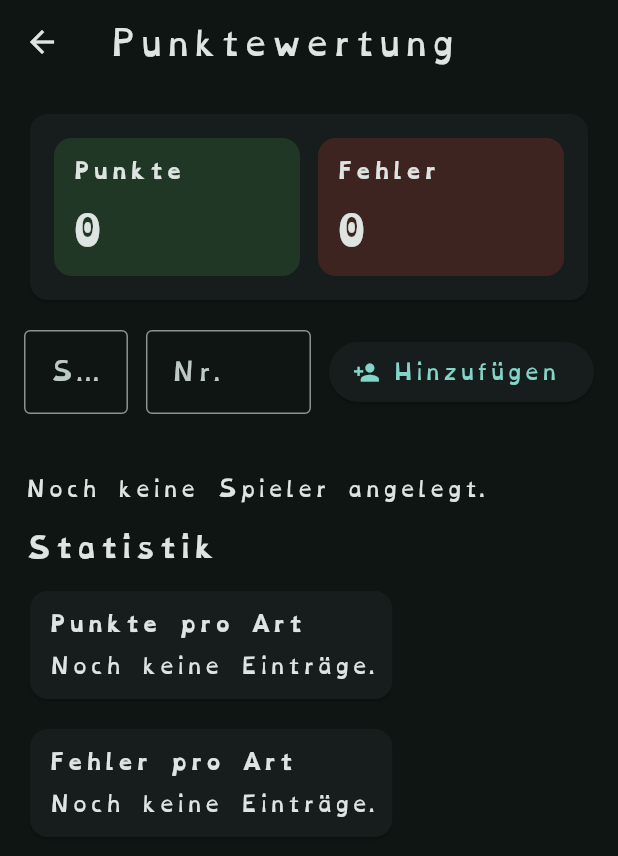
After one commit to maheis/volley-ace, a Flutter app: the screen it shows after launch, after a tap on "Punktewertung", on a phone screen of 412 x 824 dp. The commit adds this screen. Shown: the top 856 px of the screen. Run offline on Flutter 3.47's test engine with Material 3 defaults, Android fonts, the phone set to English and light mode, and no system bars; our stand-ins replace sembast, sembast_web, wakelock_plus.

Commit message:
Add match statistics page and integrate player event recording

```diff
--- /dev/null
+++ b/lib/src/analytics/match_stats_page.dart
@@ -0,0 +1,588 @@
+import 'dart:async';
+
+import 'package:flutter/material.dart';
+import 'package:sembast/sembast.dart';
+
+class MatchPlayer {
+  const MatchPlayer({
+    required this.id,
+    required this.name,
+    required this.number,
+  });
+
+  final int id;
+  final String name;
+  final int number;
+
+  Map<String, dynamic> toJson() => <String, dynamic>{
+        'id': id,
+        'name': name,
+        'number': number,
+      };
+
+  static MatchPlayer fromJson(Map<String, dynamic> data) {
+    final id = data['id'];
+    final name = data['name'];
+    final number = data['number'];
+
+    return MatchPlayer(
+      id: id is num ? id.toInt() : 0,
+      name: name is String ? name : '',
+      number: number is num ? number.toInt() : 0,
+    );
+  }
+}
+
+class MatchEvent {
+  const MatchEvent({
+    required this.id,
+    required this.playerId,
+    required this.playerName,
+    required this.playerNumber,
+    required this.kind,
+    required this.category,
+    required this.occurredAt,
+  });
+
+  final int id;
+  final int playerId;
+  final String playerName;
+  final int playerNumber;
+  final String kind;
+  final String category;
+  final DateTime occurredAt;
+
+  Map<String, dynamic> toJson() => <String, dynamic>{
+        'id': id,
+        'playerId': playerId,
+        'playerName': playerName,
+        'playerNumber': playerNumber,
+        'kind': kind,
+        'category': category,
+        'occurredAtMillis': occurredAt.millisecondsSinceEpoch,
+      };
+
+  static MatchEvent fromJson(Map<String, dynamic> data) {
+    final id = data['id'];
+    final playerId = data['playerId'];
+    final playerName = data['playerName'];
+    final playerNumber = data['playerNumber'];
+    final kind = data['kind'];
+    final category = data['category'];
+    final occurredAtMillis = data['occurredAtMillis'];
+
+    return MatchEvent(
+      id: id is num ? id.toInt() : 0,
+      playerId: playerId is num ? playerId.toInt() : 0,
+      playerName: playerName is String ? playerName : 'Unbekannt',
+      playerNumber: playerNumber is num ? playerNumber.toInt() : 0,
+      kind: kind is String ? kind : 'point',
+      category: category is String ? category : 'Ass',
+      occurredAt: occurredAtMillis is num
+          ? DateTime.fromMillisecondsSinceEpoch(occurredAtMillis.toInt())
+          : DateTime.now(),
+    );
+  }
+}
+
+class MatchStatsState {
+  const MatchStatsState({
+    required this.players,
+    required this.events,
+  });
+
+  static const MatchStatsState empty = MatchStatsState(
+    players: <MatchPlayer>[],
+    events: <MatchEvent>[],
+  );
+
+  final List<MatchPlayer> players;
+  final List<MatchEvent> events;
+
+  Map<String, dynamic> toJson() => <String, dynamic>{
+        'players': players.map((player) => player.toJson()).toList(),
+        'events': events.map((event) => event.toJson()).toList(),
+      };
+
+  static MatchStatsState fromJson(Map<String, dynamic>? data) {
+    if (data == null) return empty;
+
+    final playersData = data['players'];
+    final eventsData = data['events'];
+
+    final players = playersData is List
+        ? playersData
+            .whereType<Map>()
+            .map(
+                (item) => MatchPlayer.fromJson(Map<String, dynamic>.from(item)))
+            .toList()
+        : <MatchPlayer>[];
+    final events = eventsData is List
+        ? eventsData
+            .whereType<Map>()
+            .map((item) => MatchEvent.fromJson(Map<String, dynamic>.from(item)))
+            .toList()
+        : <MatchEvent>[];
+
+    return MatchStatsState(players: players, events: events);
+  }
+}
+
+class MatchStatsRepository {
+  MatchStatsRepository(Database database) : _database = database;
+
+  static const String _recordKey = 'match_stats';
+  static final StoreRef<String, Map<String, dynamic>> _store =
+      StoreRef<String, Map<String, dynamic>>('analytics');
+
+  final Database _database;
+
+  Future<MatchStatsState> load() async {
+    final data = await _store.record(_recordKey).get(_database);
+    return MatchStatsState.fromJson(data);
+  }
+
+  Future<void> save(MatchStatsState state) async {
+    await _store.record(_recordKey).put(_database, state.toJson());
+  }
+}
+
+class MatchStatsPage extends StatefulWidget {
+  const MatchStatsPage({super.key, required this.database});
+
+  final Database database;
+
+  @override
+  State<MatchStatsPage> createState() => _MatchStatsPageState();
+}
+
+class _MatchStatsPageState extends State<MatchStatsPage> {
+  late final MatchStatsRepository _repository = MatchStatsRepository(
+    widget.database,
+  );
+
+  final TextEditingController _nameController = TextEditingController();
+  final TextEditingController _numberController = TextEditingController();
+  final List<MatchPlayer> _players = <MatchPlayer>[];
+  final List<MatchEvent> _events = <MatchEvent>[];
+  bool _isLoaded = false;
+  int _nextPlayerId = 1;
+
+  static const List<String> _pointTypes = <String>['Ass', 'Angriff', 'Block'];
+  static const List<String> _errorTypes = <String>[
+    'Aufschlag',
+    'Ball ins Aus',
+    'Ball ins Netz',
+    'Ball nicht rüber',
+    'Zugeschaut',
+    'Tusch',
+    'Übertritt',
+    'Netz Berührung',
+    'Sonstiges',
+  ];
+
+  @override
+  void initState() {
+    super.initState();
+    unawaited(_load());
+  }
+
+  Future<void> _load() async {
+    final state = await _repository.load();
+    if (!mounted) return;
+    setState(() {
+      _players.addAll(state.players);
+      _events.addAll(state.events);
+      _isLoaded = true;
+      _nextPlayerId = state.players.isEmpty
+          ? 1
+          : state.players
+                  .map((player) => player.id)
+                  .reduce((a, b) => a > b ? a : b) +
+              1;
+    });
+  }
+
+  Future<void> _persist() async {
+    await _repository.save(
+      MatchStatsState(
+          players: List<MatchPlayer>.from(_players),
+          events: List<MatchEvent>.from(_events)),
+    );
+  }
+
+  void _addPlayer() {
+    final name = _nameController.text.trim();
+    final numberText = _numberController.text.trim();
+    if (name.isEmpty || numberText.isEmpty) {
+      ScaffoldMessenger.of(context).showSnackBar(
+        const SnackBar(
+            content: Text('Name und Trikotnummer sind erforderlich.')),
+      );
+      return;
+    }
+
+    final number = int.tryParse(numberText);
+    if (number == null) {
+      ScaffoldMessenger.of(context).showSnackBar(
+        const SnackBar(content: Text('Die Trikotnummer muss eine Zahl sein.')),
+      );
+      return;
+    }
+
+    final player = MatchPlayer(id: _nextPlayerId++, name: name, number: number);
+    setState(() {
+      _players.add(player);
+      _nameController.clear();
+      _numberController.clear();
+    });
+    unawaited(_persist());
+  }
+
+  void _removePlayer(MatchPlayer player) {
+    setState(() {
+      _players.removeWhere((entry) => entry.id == player.id);
+      _events.removeWhere((entry) => entry.playerId == player.id);
+    });
+    unawaited(_persist());
+  }
+
+  Future<void> _recordEvent({required bool isPoint}) async {
+    if (_players.isEmpty) {
+      ScaffoldMessenger.of(context).showSnackBar(
+        const SnackBar(
+            content: Text('Bitte erst mindestens einen Spieler anlegen.')),
+      );
+      return;
+    }
+
+    final player = await showDialog<MatchPlayer>(
+      context: context,
+      builder: (dialogContext) {
+        return SimpleDialog(
+          title: const Text('Spieler auswählen'),
+          children: _players
+              .map(
+                (entry) => SimpleDialogOption(
+                  onPressed: () => Navigator.of(dialogContext).pop(entry),
+                  child: Text('${entry.name} • Nr. ${entry.number}'),
+                ),
+              )
+              .toList(),
+        );
+      },
+    );
+    if (player == null || !mounted) return;
+
+    final category = await showDialog<String>(
+      context: context,
+      builder: (dialogContext) {
+        final options = isPoint ? _pointTypes : _errorTypes;
+        return SimpleDialog(
+          title: Text(isPoint ? 'Punktart wählen' : 'Fehler wählen'),
+          children: options
+              .map(
+                (option) => SimpleDialogOption(
+                  onPressed: () => Navigator.of(dialogContext).pop(option),
+                  child: Text(option),
+                ),
+              )
+              .toList(),
+        );
+      },
+    );
+    if (category == null || !mounted) return;
+
+    setState(() {
+      _events.add(
+        MatchEvent(
+          id: _events.length + 1,
+          playerId: player.id,
+          playerName: player.name,
+          playerNumber: player.number,
+          kind: isPoint ? 'point' : 'error',
+          category: category,
+          occurredAt: DateTime.now(),
+        ),
+      );
+    });
+    unawaited(_persist());
+    if (mounted) {
+      ScaffoldMessenger.of(context).showSnackBar(
+        SnackBar(
+          content: Text(
+              '${player.name}: ${isPoint ? 'Punkt' : 'Fehler'} • $category'),
+        ),
+      );
+    }
+  }
+
+  Map<String, int> _pointSummary() {
+    final summary = <String, int>{};
+    for (final event in _events.where((entry) => entry.kind == 'point')) {
+      summary[event.category] = (summary[event.category] ?? 0) + 1;
+    }
+    return summary;
+  }
+
+  Map<String, int> _errorSummary() {
+    final summary = <String, int>{};
+    for (final event in _events.where((entry) => entry.kind == 'error')) {
+      summary[event.category] = (summary[event.category] ?? 0) + 1;
+    }
+    return summary;
+  }
+
+  @override
+  Widget build(BuildContext context) {
+    final points = _pointSummary();
+    final errors = _errorSummary();
+    final totalPoints = _events.where((entry) => entry.kind == 'point').length;
+    final totalErrors = _events.where((entry) => entry.kind == 'error').length;
+
+    return Scaffold(
+      appBar: AppBar(title: const Text('Punktewertung')),
+      body: !_isLoaded
+          ? const Center(child: CircularProgressIndicator())
+          : SafeArea(
+              child: SingleChildScrollView(
+                padding: const EdgeInsets.all(16),
+                child: Column(
+                  crossAxisAlignment: CrossAxisAlignment.start,
+                  children: [
+                    Card(
+                      child: Padding(
+                        padding: const EdgeInsets.all(16),
+                        child: Row(
+                          children: [
+                            Expanded(
+                              child: _SummaryTile(
+                                label: 'Punkte',
+                                value: '$totalPoints',
+                                color: Colors.green,
+                              ),
+                            ),
+                            const SizedBox(width: 12),
+                            Expanded(
+                              child: _SummaryTile(
+                                label: 'Fehler',
+                                value: '$totalErrors',
+                                color: Colors.red,
+                              ),
+                            ),
+                          ],
+                        ),
+                      ),
+                    ),
+                    const SizedBox(height: 16),
+                    Row(
+                      children: [
+                        Expanded(
+                          child: TextField(
+                            key: const ValueKey('player-name-input'),
+                            controller: _nameController,
+                            decoration: const InputDecoration(
+                              labelText: 'Spielername',
+                              border: OutlineInputBorder(),
+                            ),
+                          ),
+                        ),
+                        const SizedBox(width: 12),
+                        SizedBox(
+                          width: 110,
+                          child: TextField(
+                            key: const ValueKey('player-number-input'),
+                            controller: _numberController,
+                            keyboardType: TextInputType.number,
+                            decoration: const InputDecoration(
+                              labelText: 'Nr.',
+                              border: OutlineInputBorder(),
+                            ),
+                          ),
+                        ),
+                        const SizedBox(width: 12),
+                        ElevatedButton.icon(
+                          key: const ValueKey('add-player-button'),
+                          onPressed: _addPlayer,
+                          icon: const Icon(Icons.person_add),
+                          label: const Text('Hinzufügen'),
+                        ),
+                      ],
+                    ),
+                    const SizedBox(height: 16),
+                    if (_players.isNotEmpty) ...[
+                      Row(
+                        children: [
+                          Expanded(
+                            child: FilledButton.icon(
+                              key: const ValueKey('record-point-button'),
+                              onPressed: () => _recordEvent(isPoint: true),
+                              icon: const Icon(Icons.add_circle),
+                              label: const Text('Punkt erfassen'),
+                            ),
+                          ),
+                          const SizedBox(width: 12),
+                          Expanded(
+                            child: FilledButton.tonalIcon(
+                              onPressed: () => _recordEvent(isPoint: false),
+                              icon: const Icon(Icons.error_outline),
+                              label: const Text('Fehler erfassen'),
+                            ),
+                          ),
+                        ],
+                      ),
+                      const SizedBox(height: 16),
+                      const Text(
+                        'Spieler',
+                        style: TextStyle(
+                            fontSize: 18, fontWeight: FontWeight.bold),
+                      ),
+                      const SizedBox(height: 8),
+                      ListView.separated(
+                        shrinkWrap: true,
+                        physics: const NeverScrollableScrollPhysics(),
+                        itemCount: _players.length,
+                        separatorBuilder: (_, __) => const Divider(height: 1),
+                        itemBuilder: (context, index) {
+                          final player = _players[index];
+                          final playerPoints = _events
+                              .where(
+                                (event) =>
+                                    event.playerId == player.id &&
+                                    event.kind == 'point',
+                              )
+                              .length;
+                          final playerErrors = _events
+                              .where(
+                                (event) =>
+                                    event.playerId == player.id &&
+                                    event.kind == 'error',
+                              )
+                              .length;
+
+                          return ListTile(
+                            title: Text(player.name),
+                            subtitle: Text('Trikot ${player.number}'),
+                            trailing: Row(
+                              mainAxisSize: MainAxisSize.min,
+                              children: [
+                                Chip(label: Text('P $playerPoints')),
+                                const SizedBox(width: 8),
+                                Chip(label: Text('F $playerErrors')),
+                                IconButton(
+                                  onPressed: () => _removePlayer(player),
+                                  icon: const Icon(Icons.delete_outline),
+                                  tooltip: 'Spieler entfernen',
+                                ),
+                              ],
+                            ),
+                          );
+                        },
+                      ),
+                    ] else
+                      const Padding(
+                        padding: EdgeInsets.only(top: 24),
+                        child: Text('Noch keine Spieler angelegt.'),
+                      ),
+                    const SizedBox(height: 16),
+                    const Text(
+                      'Statistik',
+                      style:
+                          TextStyle(fontSize: 18, fontWeight: FontWeight.bold),
+                    ),
+                    const SizedBox(height: 12),
+                    _StatGroup(
+                      title: 'Punkte pro Art',
+                      entries: points,
+                    ),
+                    const SizedBox(height: 12),
+                    _StatGroup(
+                      title: 'Fehler pro Art',
+                      entries: errors,
+                    ),
+                  ],
+                ),
+              ),
+            ),
+    );
+  }
+
+  @override
+  void dispose() {
+    _nameController.dispose();
+    _numberController.dispose();
+    super.dispose();
+  }
+}
+
+class _SummaryTile extends StatelessWidget {
+  const _SummaryTile({
+    required this.label,
+    required this.value,
+    required this.color,
+  });
+
+  final String label;
+  final String value;
+  final Color color;
+
+  @override
+  Widget build(BuildContext context) {
+    return Container(
+      padding: const EdgeInsets.all(12),
+      decoration: BoxDecoration(
+        color: color.withValues(alpha: 0.18),
+        borderRadius: BorderRadius.circular(12),
+      ),
+      child: Column(
+        crossAxisAlignment: CrossAxisAlignment.start,
+        children: [
+          Text(label, style: const TextStyle(fontWeight: FontWeight.w600)),
+          const SizedBox(height: 8),
+          Text(
+            value,
+            style: const TextStyle(fontSize: 28, fontWeight: FontWeight.bold),
+          ),
+        ],
+      ),
+    );
+  }
+}
+
+class _StatGroup extends StatelessWidget {
+  const _StatGroup({required this.title, required this.entries});
+
+  final String title;
+  final Map<String, int> entries;
+
+  @override
+  Widget build(BuildContext context) {
+    final sorted = entries.entries.toList()
+      ..sort((a, b) => b.value.compareTo(a.value));
+
+    return Card(
+      child: Padding(
+        padding: const EdgeInsets.all(12),
+        child: Column(
+          crossAxisAlignment: CrossAxisAlignment.start,
+          children: [
+            Text(title, style: const TextStyle(fontWeight: FontWeight.bold)),
+            const SizedBox(height: 8),
+            if (sorted.isEmpty)
+              const Text('Noch keine Einträge.')
+            else
+              ...sorted.map(
+                (entry) => Row(
+                  mainAxisAlignment: MainAxisAlignment.spaceBetween,
+                  children: [
+                    Flexible(child: Text(entry.key)),
+                    Text('${entry.value}'),
+                  ],
+                ),
+              ),
+          ],
+        ),
+      ),
+    );
+  }
+}
--- a/lib/src/app.dart
+++ b/lib/src/app.dart
@@ -3,6 +3,7 @@ import 'package:flutter_localizations/flutter_localizations.dart';
 import 'package:sembast/sembast.dart';
 
 import 'home/home_page.dart';
+import 'analytics/match_stats_page.dart';
 import 'scoreboard/scoreboard_page.dart';
 import 'settings/app_settings.dart';
 import 'settings/settings_controller.dart';
@@ -50,6 +51,7 @@ class VolleyAceApp extends StatelessWidget {
             builder: (homeContext) => HomePage(
               onOpenSettings: () => _openSettings(homeContext, settings),
               onOpenScoreboard: () => _openScoreboard(homeContext),
+              onOpenMatchStats: () => _openMatchStats(homeContext),
             ),
           ),
         );
@@ -61,6 +63,14 @@ class VolleyAceApp extends StatelessWidget {
     await Navigator.of(context).push<void>(
       MaterialPageRoute<void>(
         builder: (_) => ScoreboardPage(database: database),
+      ),
+    );
+  }
+
+  Future<void> _openMatchStats(BuildContext context) async {
+    await Navigator.of(context).push<void>(
+      MaterialPageRoute<void>(
+        builder: (_) => MatchStatsPage(database: database),
       ),
     );
   }
--- a/lib/src/home/home_page.dart
+++ b/lib/src/home/home_page.dart
@@ -5,10 +5,12 @@ class HomePage extends StatelessWidget {
     super.key,
     required this.onOpenSettings,
     required this.onOpenScoreboard,
+    required this.onOpenMatchStats,
   });
 
   final VoidCallback onOpenSettings;
   final VoidCallback onOpenScoreboard;
+  final VoidCallback onOpenMatchStats;
 
   @override
   Widget build(BuildContext context) {
@@ -47,7 +49,17 @@ class HomePage extends StatelessWidget {
               trailing: const Icon(Icons.chevron_right),
               onTap: onOpenScoreboard,
             ),
-          )
+          ),
+          const SizedBox(height: 12),
+          Card(
+            child: ListTile(
+              leading: Icon(Icons.analytics_outlined, color: scheme.tertiary),
+              title: const Text('Punktewertung'),
+              subtitle: const Text('Spieler anlegen und Statistiken erfassen.'),
+              trailing: const Icon(Icons.chevron_right),
+              onTap: onOpenMatchStats,
+            ),
+          ),
         ],
       ),
     );
```
Also changed, not shown: 2 other files.
